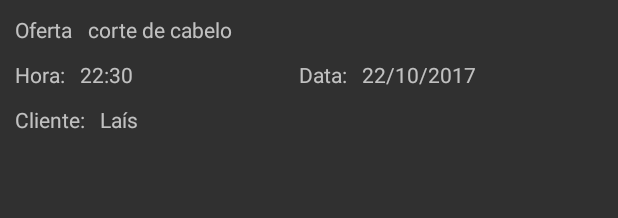
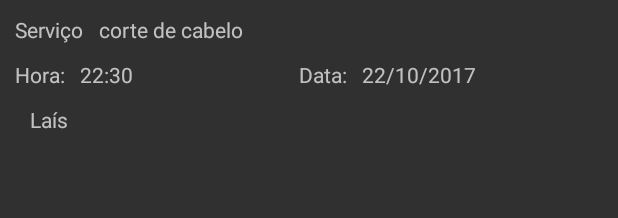
Before and after one commit to fred-monier/TaFeito_Fornecedor, an Android app: the layout fragment_fragment_lista_agendamento.xml on its own in the app's theme, with its tools: preview values and no code run, on a phone screen of 412 x 824 dp. Shown: the top 218 px of the screen. Run offline under Robolectric (Android 15) with nearby library versions, the phone set to English and light mode, and no system bars.

Commit message:
05/12/2017

```diff
--- a/app/src/main/res/layout/fragment_fragment_lista_agendamento.xml
+++ b/app/src/main/res/layout/fragment_fragment_lista_agendamento.xml
@@ -4,10 +4,9 @@
     android:orientation="vertical"
     android:layout_width="match_parent"
     android:id="@+id/fragmentAgendamento"
-    android:layout_height="match_parent"
+    android:layout_height="wrap_content"
     android:layout_margin="10dp"
-    android:layout_marginTop="5dp"
-    android:paddingBottom="20dp"
+    android:layout_marginTop="10dp"
     tools:context="br.pe.recife.tafeito.gui.FragmentListaAgendamento">
 
     <!-- oferta-->
@@ -20,15 +19,16 @@
             android:layout_width="wrap_content"
             android:layout_height="wrap_content"
             android:layout_marginRight="10dp"
-            android:text="@string/oferta"
-            />
+            android:text="@string/servico">
+        </TextView>
 
         <TextView
+            android:id="@+id/edit_nomeServico"
             android:layout_width="wrap_content"
             android:layout_height="wrap_content"
             android:layout_marginRight="10dp"
-            android:text="corte de cabelo"
-            />
+            android:text="corte de cabelo">
+        </TextView>
     </LinearLayout>
 
     <!-- hora e data-->
@@ -42,18 +42,21 @@
             android:orientation="horizontal"
             android:layout_width="189dp"
             android:layout_height="30dp">
+
             <TextView
                 android:layout_width="wrap_content"
                 android:layout_height="wrap_content"
                 android:layout_marginRight="10dp"
                 android:text="@string/hora"
-                android:id="@+id/textView" />
+                android:id="@+id/textView">
+            </TextView>
             <TextView
+                android:id="@+id/edit_data"
                 android:layout_width="65dp"
                 android:layout_height="wrap_content"
                 android:layout_marginRight="10dp"
-                android:text="22:30"
-                />
+                android:text="22:30">
+            </TextView>
         </LinearLayout>
 
         <LinearLayout
@@ -65,15 +68,16 @@
                 android:layout_width="wrap_content"
                 android:layout_height="wrap_content"
                 android:layout_marginRight="10dp"
-                android:text="@string/data"
-                />
+                android:text="@string/data">
+            </TextView>
 
             <TextView
+                android:id="@+id/edit_hora"
                 android:layout_width="wrap_content"
                 android:layout_height="wrap_content"
                 android:layout_marginRight="10dp"
-                android:text="22/10/2017"
-                />
+                android:text="22/10/2017">
+            </TextView>
         </LinearLayout>
 
     </LinearLayout>
@@ -87,16 +91,16 @@
         <TextView
             android:layout_width="wrap_content"
             android:layout_height="wrap_content"
-            android:layout_marginRight="10dp"
-            android:text="@string/cliente"
-            />
+            android:layout_marginRight="10dp">
+        </TextView>
 
         <TextView
+            android:id="@+id/edit_nomeCliente"
             android:layout_width="65dp"
             android:layout_height="wrap_content"
             android:layout_marginRight="10dp"
-            android:text="Laís"
-            />
+            android:text="Laís">
+        </TextView>
     </LinearLayout>
 
 </LinearLayout>
```
Also changed, not shown: app/build.gradle (+12 -7 lines), app/src/main/java/br/pe/recife/tafeito/gui/FornecedorAgendamentoActivity.java (+45 -4 lines), app/src/main/java/br/pe/recife/tafeito/gui/FornecedorOfertaActivity.java (+11 -28 lines), app/src/main/java/br/pe/recife/tafeito/gui/FornecedorPrincipalActivity.java (+14 -0 lines), app/src/main/java/br/pe/recife/tafeito/gui/FornecedorServicoActivity.java (+45 -55 lines), app/src/main/java/br/pe/recife/tafeito/gui/TesteBDActivity.java (+12 -14 lines), app/src/main/res/layout/activity_fornecedor_agendamento.xml (+7 -8 lines).
